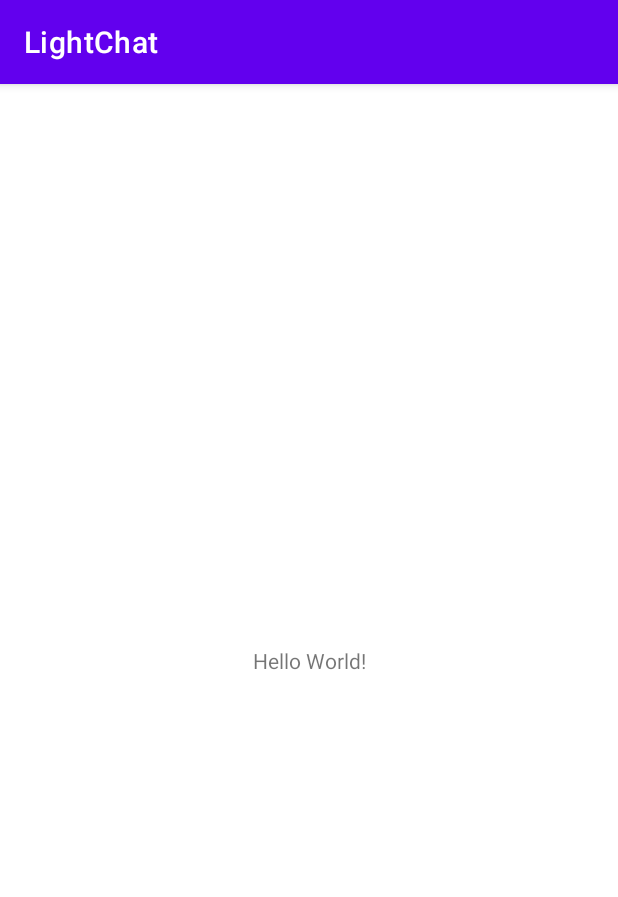
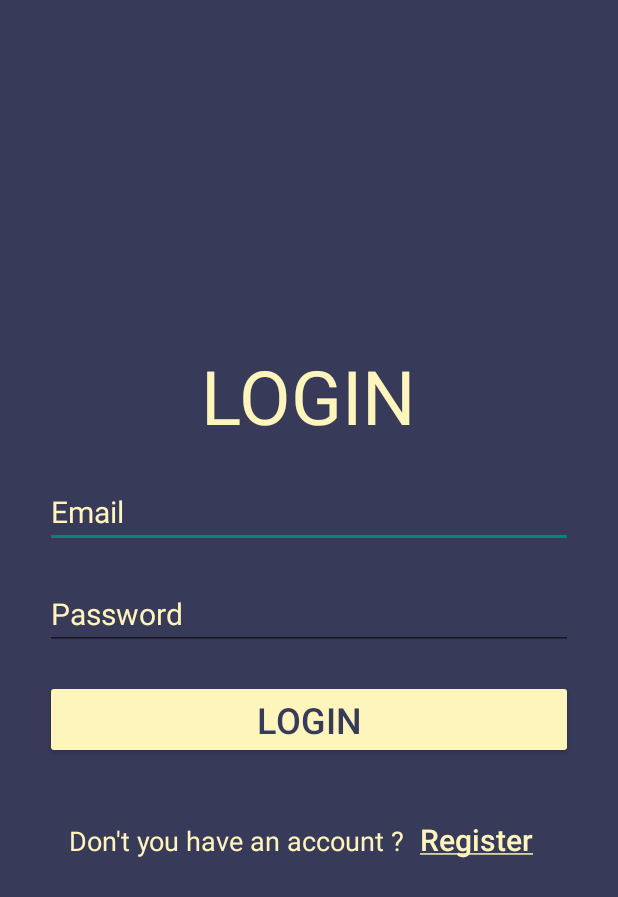
Before and after one commit to huykhaduy/LightChat, an Android app: the screen it shows after launch (MainActivity before the commit, LoginActivity after it), on a phone screen of 412 x 824 dp. Shown: the top 897 px of the screen. Run offline under Robolectric (Android 15) with nearby library versions, the phone set to English and light mode, and no system bars.

Commit message:
base setup

```diff
--- /dev/null
+++ b/app/src/main/java/com/chat/lightchat/presenters/login/LoginContract.java
@@ -0,0 +1,13 @@
+package com.chat.lightchat.presenters.login;
+
+public interface LoginContract {
+    interface View {
+        void loginSuccess();
+        void loginFailure(String error);
+    }
+
+    interface Presenter {
+        void setView(LoginContract.View view);
+        void handleLogin(String email, String password);
+    }
+}
--- /dev/null
+++ b/app/src/main/java/com/chat/lightchat/presenters/login/LoginPresenter.java
@@ -0,0 +1,21 @@
+package com.chat.lightchat.presenters.login;
+
+import com.chat.lightchat.models.User;
+
+public class LoginPresenter implements LoginContract.Presenter {
+
+    private LoginContract.View mView;
+
+    @Override
+    public void setView(LoginContract.View view) {
+        mView = view;
+    }
+
+    @Override
+    public void handleLogin(String email, String password) {
+        User user = new User(email, password);
+        if(user.isValidEmail() && user.isValidPassword()) {
+            mView.loginSuccess();
+        }
+    }
+}
--- /dev/null
+++ b/app/src/main/java/com/chat/lightchat/views/LoginActivity.java
@@ -0,0 +1,81 @@
+package com.chat.lightchat.views;
+
+import androidx.appcompat.app.AppCompatActivity;
+
+import android.annotation.SuppressLint;
+import android.content.Intent;
+import android.os.Bundle;
+import android.view.View;
+import android.widget.Button;
+import android.widget.EditText;
+import android.widget.TextView;
+
+import com.chat.lightchat.R;
+import com.chat.lightchat.presenters.login.LoginContract;
+import com.chat.lightchat.presenters.login.LoginPresenter;
+
+public class LoginActivity extends AppCompatActivity implements LoginContract.View, View.OnClickListener {
+
+    private EditText mTextEmail, mTextPassword;
+    private Button mButtonLogin, mButtonNavigatorRegistor;
+    private TextView mTextViewError;
+    private LoginPresenter mLoginPresenter;
+
+    @Override
+    protected void onCreate(Bundle savedInstanceState) {
+        super.onCreate(savedInstanceState);
+        setContentView(R.layout.activity_login);
+
+        initView();
+        registerListener();
+        initPresenter();
+    }
+
+    private void initView() {
+        mTextEmail = findViewById(R.id.text_email);
+        mTextPassword = findViewById(R.id.text_password);
+        mButtonLogin = findViewById(R.id.button_login);
+        mButtonNavigatorRegistor = findViewById(R.id.button_navigator_register);
+
+    }
+
+    private void registerListener() {
+        mButtonLogin.setOnClickListener(this);
+        mButtonNavigatorRegistor.setOnClickListener(this);
+    }
+
+    private void initPresenter() {
+        mLoginPresenter = new LoginPresenter();
+        mLoginPresenter.setView(this);
+    }
+
+    @SuppressLint("NonConstantResourceId")
+    @Override
+    public void onClick(View view) {
+        switch (view.getId()) {
+            case R.id.button_login:
+                String email = mTextEmail.getText().toString();
+                String password = mTextPassword.getText().toString();
+                mLoginPresenter.handleLogin(email, password);
+                break;
+
+            case R.id.button_navigator_register:
+                startActivity(new Intent(this, RegisterActivity.class));
+                break;
+            default:
+                break;
+        }
+    }
+
+    @Override
+    public void loginSuccess() {
+
+    }
+
+    @Override
+    public void loginFailure(String error) {
+
+    }
+
+
+}
--- a/app/src/main/java/com/chat/lightchat/MainActivity.java
+++ b/app/src/main/java/com/chat/lightchat/views/MainActivity.java
@@ -1,9 +1,10 @@
-package com.chat.lightchat;
+package com.chat.lightchat.views;
 
 import androidx.appcompat.app.AppCompatActivity;
 
 import android.os.Bundle;
 
+import com.chat.lightchat.R;
 import com.google.firebase.auth.FirebaseAuth;
 
 public class MainActivity extends AppCompatActivity {
--- /dev/null
+++ b/app/src/main/java/com/chat/lightchat/views/SplashActivity.java
@@ -0,0 +1,34 @@
+package com.chat.lightchat.views;
+
+import androidx.appcompat.app.AppCompatActivity;
+
+import android.annotation.SuppressLint;
+import android.content.Intent;
+import android.os.Bundle;
+import android.os.Handler;
+
+import com.chat.lightchat.R;
+
+@SuppressLint("CustomSplashScreen")
+public class SplashActivity extends AppCompatActivity {
+
+    @Override
+    protected void onCreate(Bundle savedInstanceState) {
+        super.onCreate(savedInstanceState);
+        setContentView(R.layout.activity_splash);
+
+        Handler handler = new Handler();
+        handler.postDelayed(new Runnable() {
+            @Override
+            public void run() {
+                nextActivity();
+            }
+        }, 3000);
+    }
+
+    private void nextActivity() {
+        startActivity(new Intent(this, LoginActivity.class));
+    }
+
+
+}
--- /dev/null
+++ b/app/src/main/res/layout/activity_login.xml
@@ -0,0 +1,96 @@
+<?xml version="1.0" encoding="utf-8"?>
+<LinearLayout xmlns:android="http://schemas.android.com/apk/res/android"
+    xmlns:app="http://schemas.android.com/apk/res-auto"
+    android:layout_width="match_parent"
+    android:layout_height="match_parent"
+    android:background="@color/black"
+    android:orientation="vertical"
+    android:gravity="center"
+    android:padding="30dp">
+
+    <TextView
+        android:layout_width="wrap_content"
+        android:layout_height="wrap_content"
+        android:text="Login"
+        android:textAllCaps="true"
+        android:textColor="@color/white"
+        android:shadowColor="@color/black"
+        android:textSize="50sp"
+        />
+
+    <EditText
+        android:id="@+id/text_email"
+        android:layout_marginTop="20dp"
+        android:layout_width="match_parent"
+        android:layout_height="wrap_content"
+        android:textColor="@color/white"
+        android:hint="@string/email"
+        android:textColorHint="@color/white"
+        android:inputType="textEmailAddress"
+        android:imeOptions="actionNext"
+        android:textSize="20sp"
+        android:autofillHints="emailAddress" />
+
+    <EditText
+        android:id="@+id/text_password"
+        android:layout_marginTop="20dp"
+        android:layout_width="match_parent"
+        android:layout_height="wrap_content"
+        android:textColor="@color/white"
+        android:hint="Password"
+        android:textColorHint="@color/white"
+        android:inputType="textPassword"
+        android:imeOptions="actionDone"
+        android:textSize="20sp"
+        android:autofillHints="password"/>
+
+    <TextView
+        android:id="@+id/text_error"
+        android:layout_marginTop="20dp"
+        android:padding="5dp"
+        android:layout_width="match_parent"
+        android:layout_height="wrap_content"
+        android:text="Email is invalid"
+        android:textAlignment="center"
+        android:textColor="@color/red"
+        android:textSize="20sp"
+        android:visibility="gone"/>
+
+    <Button
+        android:id="@+id/button_login"
+        android:layout_marginTop="20dp"
+        android:layout_width="match_parent"
+        android:layout_height="wrap_content"
+        android:text="Login"
+        android:backgroundTint="@color/white"
+        android:textColor="@color/black"
+        android:textSize="24sp"/>
+
+    <LinearLayout
+        android:layout_marginTop="20dp"
+        android:layout_width="wrap_content"
+        android:layout_height="wrap_content"
+        android:orientation="horizontal"
+        android:padding="10dp">
+        <TextView
+            android:layout_width="wrap_content"
+            android:layout_height="wrap_content"
+            android:text="Don't you have an account ?"
+            android:textSize="18sp"
+            android:textColor="@color/white"/>
+
+        <Button
+            android:id="@+id/button_navigator_register"
+            android:layout_width="wrap_content"
+            android:layout_height="wrap_content"
+            android:backgroundTint="@color/black"
+            android:padding="10dp"
+            android:text="@string/text_register"
+            android:textAllCaps="false"
+            android:textColor="@color/white"
+            android:textSize="20sp"
+            style="?android:attr/borderlessButtonStyle" />
+    </LinearLayout>
+
+
+</LinearLayout>
--- a/app/src/main/res/layout/activity_main.xml
+++ b/app/src/main/res/layout/activity_main.xml
@@ -4,7 +4,7 @@
     xmlns:tools="http://schemas.android.com/tools"
     android:layout_width="match_parent"
     android:layout_height="match_parent"
-    tools:context=".MainActivity">
+    tools:context=".views.MainActivity">
 
     <TextView
         android:layout_width="wrap_content"
--- a/app/src/main/res/values/colors.xml
+++ b/app/src/main/res/values/colors.xml
@@ -5,6 +5,7 @@
     <color name="purple_700">#FF3700B3</color>
     <color name="teal_200">#FF03DAC5</color>
     <color name="teal_700">#FF018786</color>
-    <color name="black">#FF000000</color>
-    <color name="white">#FFFFFFFF</color>
+    <color name="black">#383A59</color>
+    <color name="white">#FEF5BD</color>
+    <color name="red">#FF4155</color>
 </resources>
--- a/app/src/main/res/values/strings.xml
+++ b/app/src/main/res/values/strings.xml
@@ -1,3 +1,6 @@
 <resources>
     <string name="app_name">LightChat</string>
+    <string name="email">Email</string>
+    <string name="text_register"><u>Register</u></string>
+    <string name="text_login"><u>Login</u></string>
 </resources>
--- a/app/src/main/res/values/themes.xml
+++ b/app/src/main/res/values/themes.xml
@@ -13,4 +13,7 @@
         <item name="android:statusBarColor">?attr/colorPrimaryVariant</item>
         <!-- Customize your theme here. -->
     </style>
+    <style name="Button.White" parent="ThemeOverlay.AppCompat">
+        <item name="colorAccent">@color/white</item>
+    </style>
 </resources>
```
Also changed, not shown: app/build.gradle (+7 -7 lines), app/src/main/AndroidManifest.xml (+6 -6 lines), app/src/main/assets/splash.json (added, +1 -0 lines), app/src/main/java/com/chat/lightchat/models/User.java (added, +64 -0 lines), app/src/main/java/com/chat/lightchat/presenters/register/RegisterContract.java (added, +15 -0 lines), app/src/main/java/com/chat/lightchat/presenters/register/RegisterPresenter.java (added, +46 -0 lines), app/src/main/java/com/chat/lightchat/views/RegisterActivity.java (added, +87 -0 lines), app/src/main/res/layout/activity_register.xml (added, +121 -0 lines), app/src/main/res/layout/activity_splash.xml (added, +26 -0 lines).
